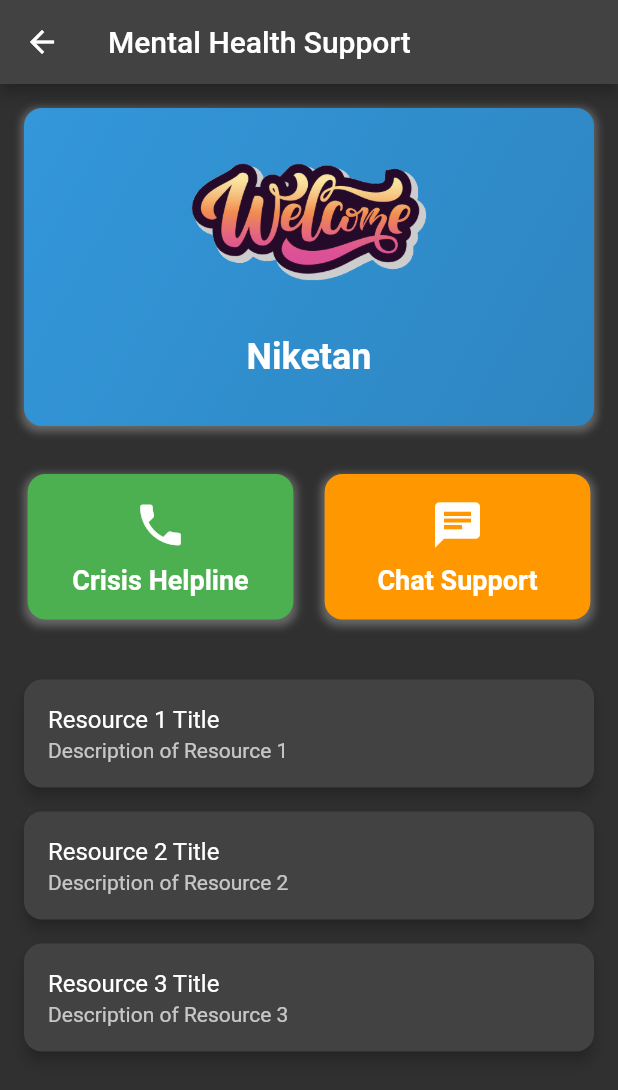
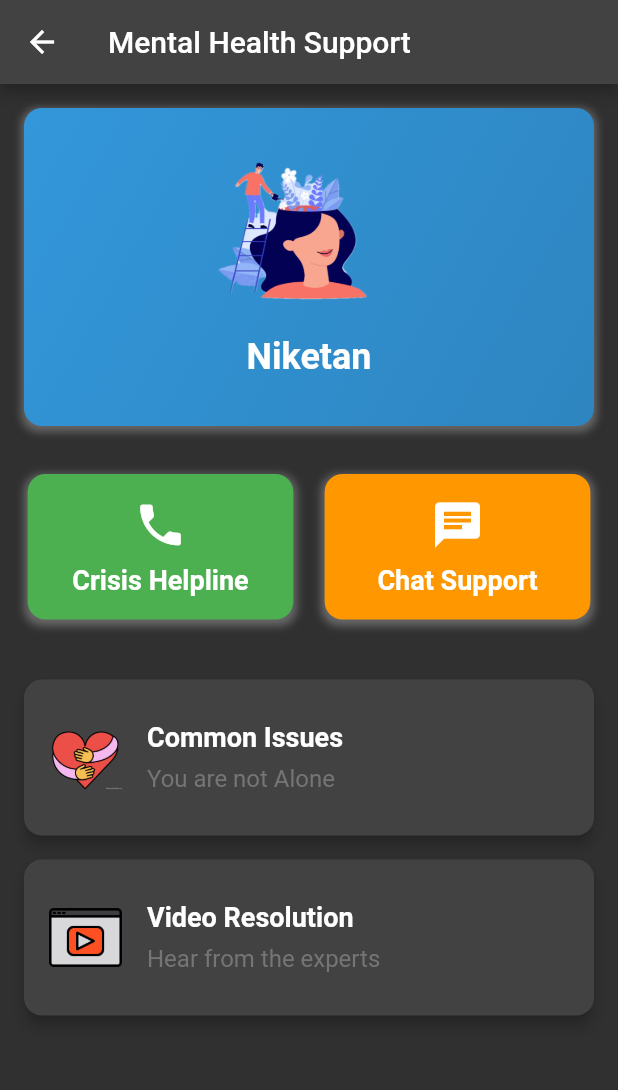
Before and after one commit to drowsy-coder/Nyaya-Sahaya, a Flutter app: the MentalSupportScreen screen opened directly, on a phone screen of 412 x 824 dp. Shown: the top 1090 px of the screen. Run offline on Flutter 3.47's test engine with Material 2 defaults, Android fonts, the phone set to English and light mode, and no system bars; our stand-ins replace cloud_firestore, file_picker, firebase_auth, firebase_core, google_maps_flutter, google_nav_bar and 2 more; missing offline and left inert: read_pdf_text, text2pdf; accounts and stored records are empty.

Commit message:
mental health section

```diff
--- a/lib/main.dart
+++ b/lib/main.dart
@@ -30,7 +30,7 @@ class _MyAppState extends State<MyApp> {
     return MaterialApp(
       title: 'Firebase Login',
       theme: ThemeData.dark(),
-      home: LawyerScreen(),
+      home: ClientScreen(),
       debugShowCheckedModeBanner: false,
     );
   }
--- a/lib/screens/stakeholders/client/support/mental_support.dart
+++ b/lib/screens/stakeholders/client/support/mental_support.dart
@@ -77,7 +77,7 @@ class _MentalSupportScreenState extends State<MentalSupportScreen>
                 crossAxisAlignment: CrossAxisAlignment.stretch,
                 children: <Widget>[
                   Image.asset(
-                    'assets/images/welcome.png',
+                    'assets/images/mental.png',
                     height: 120,
                     width: 120,
                   ),
@@ -176,7 +176,7 @@ class _MentalSupportScreenState extends State<MentalSupportScreen>
   }
 
   Widget _buildResourceCard(BuildContext context, String title,
-      String description, Function onPressed) {
+      String description, Function onPressed, String imagePath) {
     return Card(
       margin: const EdgeInsets.symmetric(horizontal: 16),
       elevation: 4,
@@ -184,9 +184,30 @@ class _MentalSupportScreenState extends State<MentalSupportScreen>
         borderRadius: BorderRadius.circular(12),
       ),
       child: ListTile(
-        title: Text(title),
-        subtitle: Text(description),
+        contentPadding: const EdgeInsets.all(16),
+        title: Text(
+          title,
+          style: const TextStyle(
+            fontSize: 18,
+            fontWeight: FontWeight.bold,
+          ),
+        ),
+        subtitle: Padding(
+          padding: const EdgeInsets.only(top: 8),
+          child: Text(
+            description,
+            style: TextStyle(
+              fontSize: 16,
+              color: Colors.grey[600],
+            ),
+          ),
+        ),
         onTap: onPressed as void Function(),
+        leading: Image.asset(
+          imagePath,
+          width: 50,
+          height: 50,
+        ),
       ),
     );
   }
@@ -205,18 +226,23 @@ class _MentalSupportScreenState extends State<MentalSupportScreen>
             _buildCallChatCards(context),
             const SizedBox(height: 40),
             _buildResourceCard(
-                context, 'Resource 1 Title', 'Description of Resource 1', () {
-              Navigator.of(context).push(
-                MaterialPageRoute(
-                  builder: (context) => MentalHealthIssuesScreen(),
-                ),
-              );
-            }),
+              context,
+              'Common Issues',
+              'You are not Alone',
+              () {
+                Navigator.of(context).push(
+                  MaterialPageRoute(
+                    builder: (context) => MentalHealthIssuesScreen(),
+                  ),
+                );
+              },
+              'assets/images/hug.png',
+            ),
             const SizedBox(height: 16),
             _buildResourceCard(
               context,
-              'Resource 2 Title',
-              'Description of Resource 2',
+              'Video Resolution',
+              'Hear from the experts',
               () {
                 Navigator.of(context).push(
                   MaterialPageRoute(
@@ -224,17 +250,8 @@ class _MentalSupportScreenState extends State<MentalSupportScreen>
                   ),
                 );
               },
+              'assets/images/4404094.png', // Specify the image asset path for Resource 2
             ),
-            const SizedBox(height: 16),
-            _buildResourceCard(
-              context,
-              'Resource 3 Title',
-              'Description of Resource 3',
-              () {
-                // Add action for Resource 3 here.
-              },
-            ),
-            const SizedBox(height: 16),
           ],
         ),
       ),
--- a/lib/screens/stakeholders/lawyer/add_case.dart
+++ b/lib/screens/stakeholders/lawyer/add_case.dart
@@ -201,7 +201,8 @@ class _LawyerAddCaseState extends State<LawyerAddCase> {
               ),
             ),
             Spacer(),
-            Padding(
+            Expanded(
+              child: Padding(
                 padding: const EdgeInsets.all(16.0),
                 child: ElevatedButton(
                   onPressed: () {
@@ -221,6 +222,7 @@ class _LawyerAddCaseState extends State<LawyerAddCase> {
                   child: const Text('Generate Bail Application'),
                 ),
               ),
+            ),
           ],
         ),
       ),
```
Also changed, not shown: lib/screens/stakeholders/client/support/case_info_analyser.dart (+55 -14 lines), lib/screens/stakeholders/client/support/mental/m_yt.dart (+89 -25 lines), assets/images/4404094.png (added), assets/images/hq720.jpg (added), assets/images/hqdefault-2.jpg (added), assets/images/hqdefault-3.jpg (added), assets/images/hqdefault.jpg (added), assets/images/hug.png (added). Lines whose indentation alone changed are shown as unchanged.
